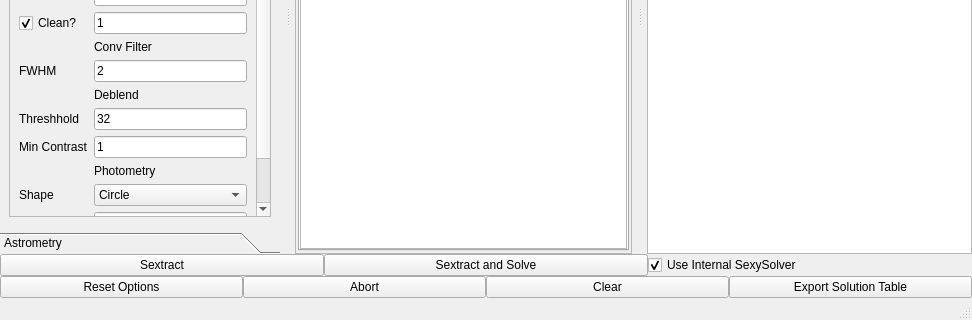
Before: the Qt Designer form mainwindow.ui in rlancaste/stellarsolver, drawn with Qt 5; both pictures show x 0 to 972 and y 245 to 565 of the 972 by 565 pixel window.
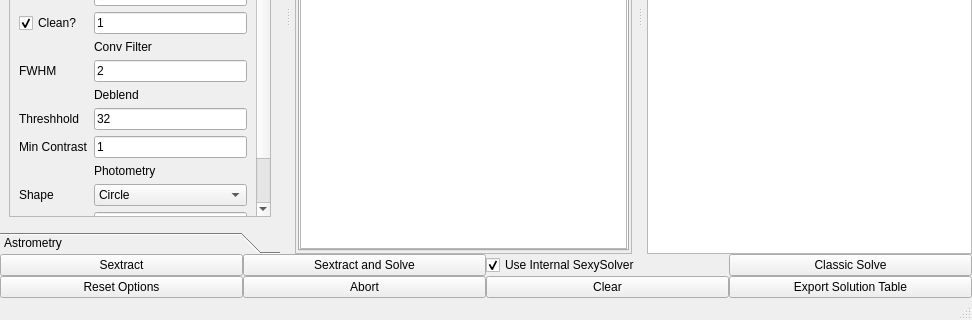
After: the same form once the commit is applied. The open tabs and pages were chosen to show the change. Custom widgets are drawn as their Qt base class.

Commit message: Adding Classic Solve button and functionality, renaming methods, moving basename to top.

The edit to the form file:
```diff
--- a/mainwindow.ui
+++ b/mainwindow.ui
@@ -1168,6 +1168,13 @@
         </property>
        </widget>
       </item>
+      <item>
+       <widget class="QPushButton" name="classicSolve">
+        <property name="text">
+         <string>Classic Solve</string>
+        </property>
+       </widget>
+      </item>
      </layout>
     </item>
     <item>
```
Left out of the diff: 26 changed lines with no effect on the pictures. The commit also changes 4 other files.
